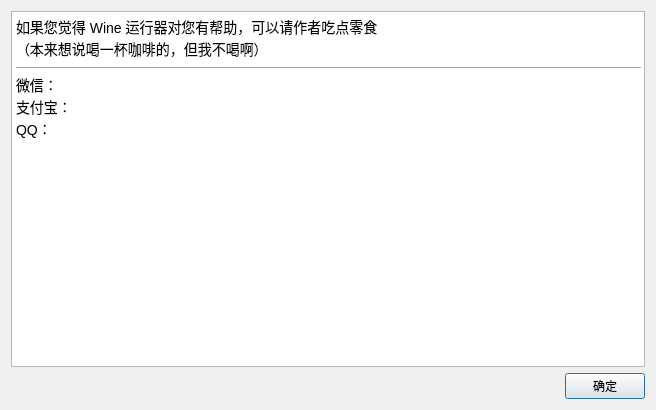
First picture: the form in qr.ui, repository gfdgd-xi/deep-wine-runner, before the edit.
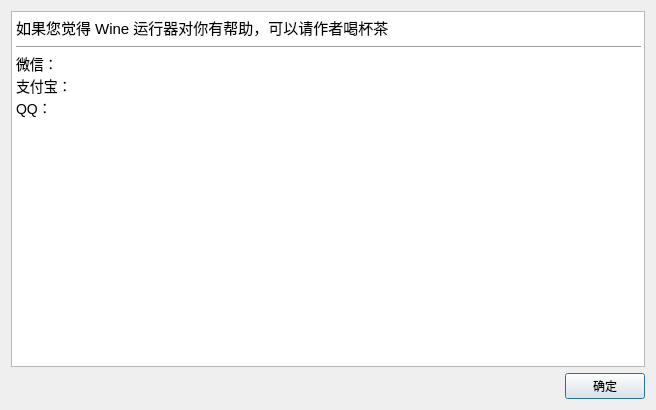
Second picture: the form after the edit. Icons and pictures are not drawn.

The edit to the form file:
```diff
--- a/qr.ui
+++ b/qr.ui
@@ -25,8 +25,7 @@
 &lt;html&gt;&lt;head&gt;&lt;meta name=&quot;qrichtext&quot; content=&quot;1&quot; /&gt;&lt;style type=&quot;text/css&quot;&gt;
 p, li { white-space: pre-wrap; }
 &lt;/style&gt;&lt;/head&gt;&lt;body style=&quot; font-family:'Noto Sans CJK SC'; font-size:10.5pt; font-weight:400; font-style:normal;&quot;&gt;
-&lt;p style=&quot; margin-top:0px; margin-bottom:0px; margin-left:0px; margin-right:0px; -qt-block-indent:0; text-indent:0px;&quot;&gt;如果您觉得 Wine 运行器对您有帮助，可以请作者吃点零食&lt;/p&gt;
-&lt;p style=&quot; margin-top:0px; margin-bottom:0px; margin-left:0px; margin-right:0px; -qt-block-indent:0; text-indent:0px;&quot;&gt;（本来想说喝一杯咖啡的，但我不喝啊）&lt;/p&gt;
+&lt;p style=&quot; margin-top:0px; margin-bottom:0px; margin-left:0px; margin-right:0px; -qt-block-indent:0; text-indent:0px;&quot;&gt;&lt;span style=&quot; font-size:11pt;&quot;&gt;如果您觉得 Wine 运行器对你有帮助，可以请作者喝杯茶&lt;/span&gt;&lt;/p&gt;
 &lt;hr /&gt;
 &lt;p style=&quot; margin-top:0px; margin-bottom:0px; margin-left:0px; margin-right:0px; -qt-block-indent:0; text-indent:0px;&quot;&gt;微信：&lt;/p&gt;
 &lt;p style=&quot; margin-top:0px; margin-bottom:0px; margin-left:0px; margin-right:0px; -qt-block-indent:0; text-indent:0px;&quot;&gt;&lt;img src=&quot;:/Icon/QR/Icon/QR/Wechat.png&quot; width=&quot;256&quot; /&gt;&lt;/p&gt;
```
